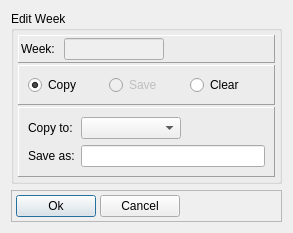
The window that dialog_week_copy.ui (Tria-Andy/WorkoutEditor) describes before a commit, drawn with Qt 5.
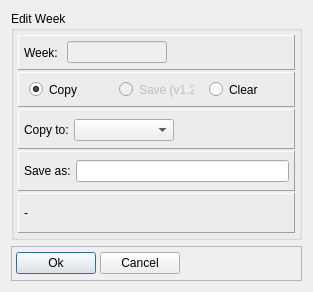
The same window after the commit.

Commit message:
Weekpopup: Save, Copy or Clear Week with edit button #3
Copy and Delete implemented in new Edit Week UI

Patch:
```diff
--- a/dialog_week_copy.ui
+++ b/dialog_week_copy.ui
@@ -7,9 +7,15 @@
     <x>0</x>
     <y>0</y>
     <width>285</width>
-    <height>213</height>
+    <height>280</height>
    </rect>
   </property>
+  <property name="maximumSize">
+   <size>
+    <width>16777215</width>
+    <height>16777215</height>
+   </size>
+  </property>
   <property name="windowTitle">
    <string>Edit Week</string>
   </property>
@@ -43,6 +49,18 @@
       </property>
       <item>
        <widget class="QFrame" name="frame_2">
+        <property name="minimumSize">
+         <size>
+          <width>0</width>
+          <height>35</height>
+         </size>
+        </property>
+        <property name="maximumSize">
+         <size>
+          <width>16777215</width>
+          <height>35</height>
+         </size>
+        </property>
         <property name="frameShape">
          <enum>QFrame::Panel</enum>
         </property>
@@ -54,16 +72,16 @@
           <number>5</number>
          </property>
          <property name="leftMargin">
-          <number>2</number>
+          <number>5</number>
          </property>
          <property name="topMargin">
-          <number>2</number>
+          <number>5</number>
          </property>
          <property name="rightMargin">
-          <number>2</number>
+          <number>5</number>
          </property>
          <property name="bottomMargin">
-          <number>2</number>
+          <number>5</number>
          </property>
          <item>
           <widget class="QLabel" name="label">
@@ -109,6 +127,12 @@
       </item>
       <item>
        <widget class="QFrame" name="frame_3">
+        <property name="maximumSize">
+         <size>
+          <width>16777215</width>
+          <height>35</height>
+         </size>
+        </property>
         <property name="frameShape">
          <enum>QFrame::Panel</enum>
         </property>
@@ -116,6 +140,21 @@
          <enum>QFrame::Raised</enum>
         </property>
         <layout class="QHBoxLayout" name="horizontalLayout_3">
+         <property name="spacing">
+          <number>15</number>
+         </property>
+         <property name="leftMargin">
+          <number>10</number>
+         </property>
+         <property name="topMargin">
+          <number>8</number>
+         </property>
+         <property name="rightMargin">
+          <number>10</number>
+         </property>
+         <property name="bottomMargin">
+          <number>8</number>
+         </property>
          <item>
           <widget class="QRadioButton" name="radioButton_copy">
            <property name="minimumSize">
@@ -144,7 +183,7 @@
             </size>
            </property>
            <property name="text">
-            <string>Save</string>
+            <string>Save (v1.2)</string>
            </property>
           </widget>
          </item>
@@ -165,7 +204,19 @@
        </widget>
       </item>
       <item>
-       <widget class="QFrame" name="frame_4">
+       <widget class="QFrame" name="frame_copy">
+        <property name="minimumSize">
+         <size>
+          <width>0</width>
+          <height>40</height>
+         </size>
+        </property>
+        <property name="maximumSize">
+         <size>
+          <width>16777215</width>
+          <height>40</height>
+         </size>
+        </property>
         <property name="frameShape">
          <enum>QFrame::Panel</enum>
         </property>
@@ -173,8 +224,26 @@
          <enum>QFrame::Raised</enum>
         </property>
         <layout class="QFormLayout" name="formLayout">
+         <property name="horizontalSpacing">
+          <number>5</number>
+         </property>
+         <property name="verticalSpacing">
+          <number>5</number>
+         </property>
+         <property name="leftMargin">
+          <number>5</number>
+         </property>
+         <property name="topMargin">
+          <number>9</number>
+         </property>
+         <property name="rightMargin">
+          <number>5</number>
+         </property>
+         <property name="bottomMargin">
+          <number>3</number>
+         </property>
          <item row="0" column="0">
-          <widget class="QLabel" name="label_2">
+          <widget class="QLabel" name="label_copyto">
            <property name="text">
             <string>Copy to:</string>
            </property>
@@ -196,19 +265,104 @@
            </property>
           </widget>
          </item>
-         <item row="1" column="0">
-          <widget class="QLabel" name="label_3">
+        </layout>
+       </widget>
+      </item>
+      <item>
+       <widget class="QFrame" name="frame_save">
+        <property name="minimumSize">
+         <size>
+          <width>0</width>
+          <height>40</height>
+         </size>
+        </property>
+        <property name="maximumSize">
+         <size>
+          <width>16777215</width>
+          <height>40</height>
+         </size>
+        </property>
+        <property name="frameShape">
+         <enum>QFrame::Panel</enum>
+        </property>
+        <property name="frameShadow">
+         <enum>QFrame::Raised</enum>
+        </property>
+        <layout class="QHBoxLayout" name="horizontalLayout_4">
+         <property name="spacing">
+          <number>5</number>
+         </property>
+         <property name="leftMargin">
+          <number>5</number>
+         </property>
+         <property name="topMargin">
+          <number>5</number>
+         </property>
+         <property name="rightMargin">
+          <number>5</number>
+         </property>
+         <property name="bottomMargin">
+          <number>5</number>
+         </property>
+         <item>
+          <widget class="QLabel" name="label_saveas">
            <property name="text">
             <string>Save as:</string>
            </property>
           </widget>
          </item>
-         <item row="1" column="1">
+         <item>
           <widget class="QLineEdit" name="lineEdit_saveas"/>
          </item>
         </layout>
        </widget>
       </item>
+      <item>
+       <widget class="QFrame" name="frame_delete">
+        <property name="minimumSize">
+         <size>
+          <width>0</width>
+          <height>40</height>
+         </size>
+        </property>
+        <property name="maximumSize">
+         <size>
+          <width>16777215</width>
+          <height>40</height>
+         </size>
+        </property>
+        <property name="frameShape">
+         <enum>QFrame::Panel</enum>
+        </property>
+        <property name="frameShadow">
+         <enum>QFrame::Raised</enum>
+        </property>
+        <layout class="QHBoxLayout" name="horizontalLayout_5">
+         <property name="spacing">
+          <number>5</number>
+         </property>
+         <property name="leftMargin">
+          <number>5</number>
+         </property>
+         <property name="topMargin">
+          <number>5</number>
+         </property>
+         <property name="rightMargin">
+          <number>5</number>
+         </property>
+         <property name="bottomMargin">
+          <number>5</number>
+         </property>
+         <item>
+          <widget class="QLabel" name="label_2">
+           <property name="text">
+            <string>-</string>
+           </property>
+          </widget>
+         </item>
+        </layout>
+       </widget>
+      </item>
      </layout>
     </widget>
    </item>
@@ -220,6 +374,18 @@
        <verstretch>1</verstretch>
       </sizepolicy>
      </property>
+     <property name="minimumSize">
+      <size>
+       <width>0</width>
+       <height>35</height>
+      </size>
+     </property>
+     <property name="maximumSize">
+      <size>
+       <width>16777215</width>
+       <height>35</height>
+      </size>
+     </property>
      <property name="frameShape">
       <enum>QFrame::StyledPanel</enum>
      </property>
```
Left out of the diff: 10 changed lines with no effect on the pictures. The commit also changes 1 other file.
